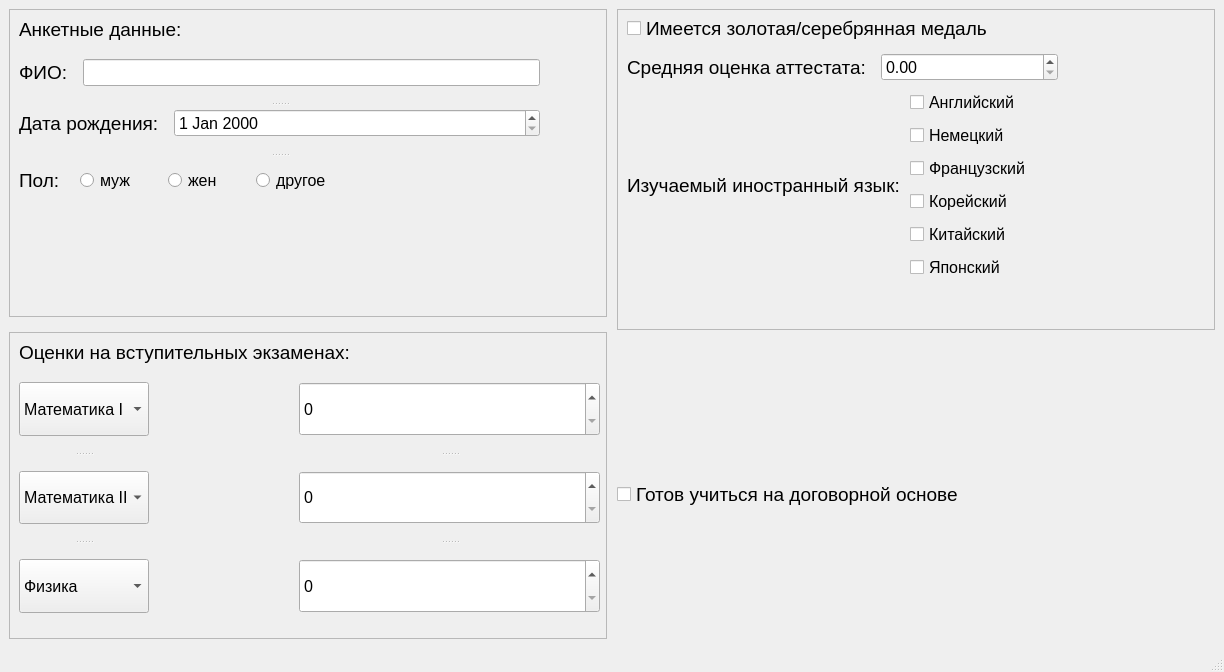
Old version of the form ZhikharevVar8/mainwindow.ui in the repository LowArtem/QtProject.
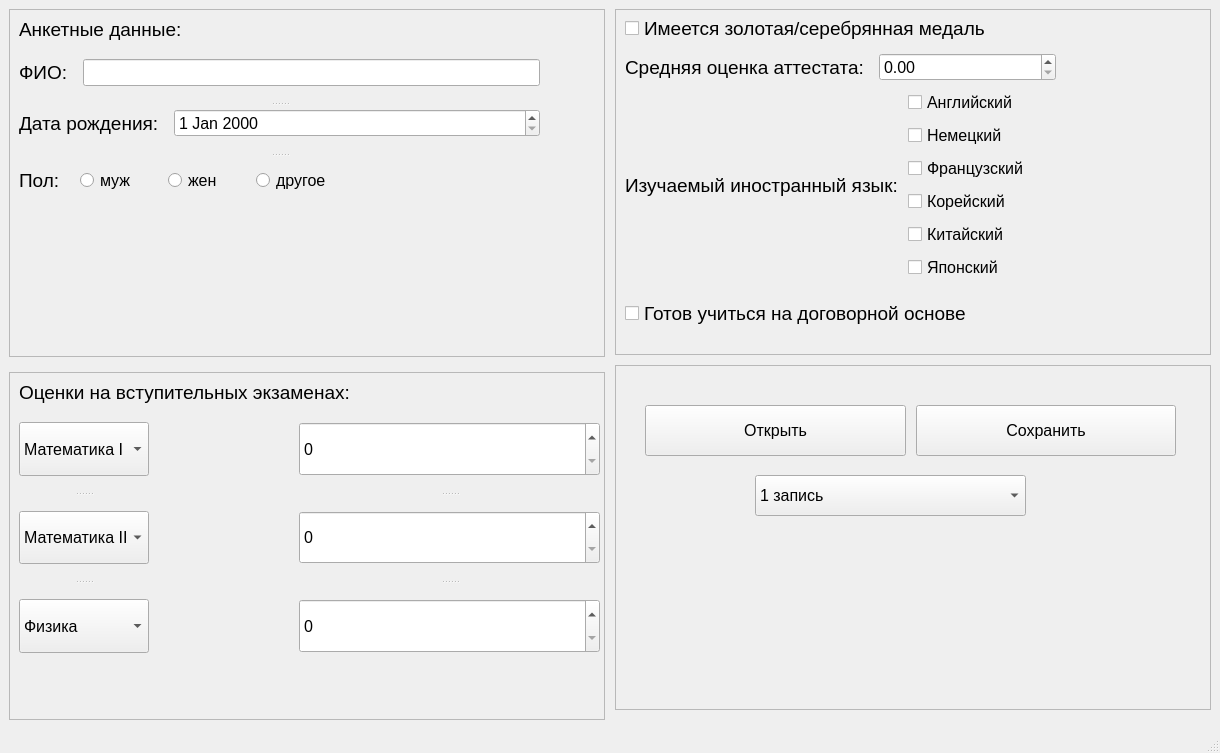
New version of the form. Icons and pictures are not drawn.

Commit message: Add record controller buttons

Patch:
```diff
--- a/ZhikharevVar8/mainwindow.ui
+++ b/ZhikharevVar8/mainwindow.ui
@@ -6,8 +6,8 @@
    <rect>
     <x>0</x>
     <y>0</y>
-    <width>1224</width>
-    <height>672</height>
+    <width>1220</width>
+    <height>753</height>
    </rect>
   </property>
   <property name="minimumSize">
@@ -339,13 +339,19 @@
     <item>
      <layout class="QVBoxLayout" name="verticalLayout_4">
       <property name="spacing">
-       <number>150</number>
+       <number>10</number>
       </property>
       <property name="bottomMargin">
-       <number>130</number>
+       <number>10</number>
       </property>
       <item>
        <widget class="QFrame" name="schoolFrame">
+        <property name="sizePolicy">
+         <sizepolicy hsizetype="Preferred" vsizetype="Expanding">
+          <horstretch>0</horstretch>
+          <verstretch>0</verstretch>
+         </sizepolicy>
+        </property>
         <property name="frameShape">
          <enum>QFrame::StyledPanel</enum>
         </property>
@@ -486,19 +492,108 @@
           </item>
          </layout>
         </widget>
+        <widget class="QCheckBox" name="contractCheckB">
+         <property name="geometry">
+          <rect>
+           <x>10</x>
+           <y>290</y>
+           <width>411</width>
+           <height>29</height>
+          </rect>
+         </property>
+         <property name="font">
+          <font>
+           <family>Tahoma</family>
+           <pointsize>14</pointsize>
+          </font>
+         </property>
+         <property name="text">
+          <string>Готов учиться на договорной основе</string>
+         </property>
+        </widget>
        </widget>
       </item>
       <item>
-       <widget class="QCheckBox" name="contractCheckB">
-        <property name="font">
-         <font>
-          <family>Tahoma</family>
-          <pointsize>14</pointsize>
-         </font>
+       <widget class="QFrame" name="frame">
+        <property name="sizePolicy">
+         <sizepolicy hsizetype="Preferred" vsizetype="MinimumExpanding">
+          <horstretch>0</horstretch>
+          <verstretch>0</verstretch>
+         </sizepolicy>
         </property>
-        <property name="text">
-         <string>Готов учиться на договорной основе</string>
+        <property name="frameShape">
+         <enum>QFrame::StyledPanel</enum>
         </property>
+        <property name="frameShadow">
+         <enum>QFrame::Plain</enum>
+        </property>
+        <widget class="QComboBox" name="comboBox">
+         <property name="geometry">
+          <rect>
+           <x>140</x>
+           <y>110</y>
+           <width>271</width>
+           <height>41</height>
+          </rect>
+         </property>
+         <property name="sizePolicy">
+          <sizepolicy hsizetype="Minimum" vsizetype="Fixed">
+           <horstretch>0</horstretch>
+           <verstretch>0</verstretch>
+          </sizepolicy>
+         </property>
+         <item>
+          <property name="text">
+           <string>1 запись</string>
+          </property>
+         </item>
+         <item>
+          <property name="text">
+           <string>2 запись</string>
+          </property>
+         </item>
+        </widget>
+        <widget class="QWidget" name="">
+         <property name="geometry">
+          <rect>
+           <x>30</x>
+           <y>40</y>
+           <width>531</width>
+           <height>51</height>
+          </rect>
+         </property>
+         <layout class="QHBoxLayout" name="horizontalLayout_3">
+          <property name="spacing">
+           <number>10</number>
+          </property>
+          <item>
+           <widget class="QPushButton" name="openBtn">
+            <property name="sizePolicy">
+             <sizepolicy hsizetype="MinimumExpanding" vsizetype="Expanding">
+              <horstretch>0</horstretch>
+              <verstretch>0</verstretch>
+             </sizepolicy>
+            </property>
+            <property name="text">
+             <string>Открыть</string>
+            </property>
+           </widget>
+          </item>
+          <item>
+           <widget class="QPushButton" name="saveBtn">
+            <property name="sizePolicy">
+             <sizepolicy hsizetype="MinimumExpanding" vsizetype="Expanding">
+              <horstretch>0</horstretch>
+              <verstretch>0</verstretch>
+             </sizepolicy>
+            </property>
+            <property name="text">
+             <string>Сохранить</string>
+            </property>
+           </widget>
+          </item>
+         </layout>
+        </widget>
        </widget>
       </item>
      </layout>
```
Left out of the diff: 2 changed lines with no effect on the pictures. The commit also changes 1 other file.
